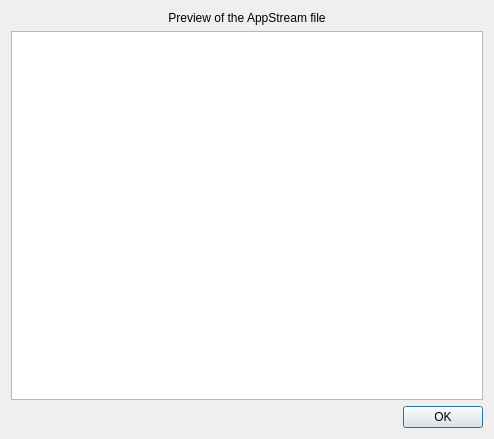
Before: the Qt Designer form jdAppStreamEdit/ui/ViewXMLWindow.ui in JakobDev/jdAppStreamEdit, drawn with Qt 5.
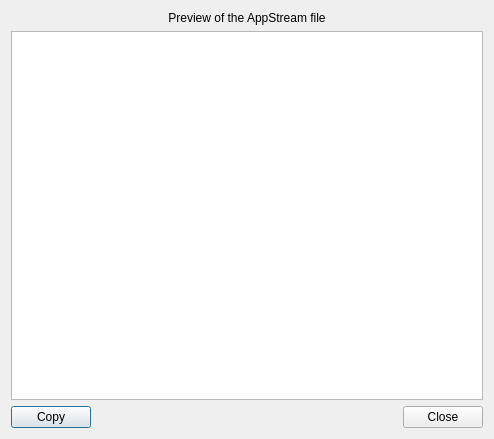
After: the same form once the commit is applied.

What changed in the file:
```diff
--- a/jdAppStreamEdit/ui/ViewXMLWindow.ui
+++ b/jdAppStreamEdit/ui/ViewXMLWindow.ui
@@ -38,14 +38,35 @@
     </widget>
    </item>
    <item>
-    <widget class="QDialogButtonBox" name="buttonBox">
-     <property name="orientation">
-      <enum>Qt::Horizontal</enum>
-     </property>
-     <property name="standardButtons">
-      <set>QDialogButtonBox::Ok</set>
-     </property>
-    </widget>
+    <layout class="QHBoxLayout" name="horizontalLayout">
+     <item>
+      <widget class="QPushButton" name="copy_button">
+       <property name="text">
+        <string>Copy</string>
+       </property>
+      </widget>
+     </item>
+     <item>
+      <spacer name="horizontalSpacer">
+       <property name="orientation">
+        <enum>Qt::Horizontal</enum>
+       </property>
+       <property name="sizeHint" stdset="0">
+        <size>
+         <width>40</width>
+         <height>20</height>
+        </size>
+       </property>
+      </spacer>
+     </item>
+     <item>
+      <widget class="QPushButton" name="close_button">
+       <property name="text">
+        <string>Close</string>
+       </property>
+      </widget>
+     </item>
+    </layout>
    </item>
   </layout>
  </widget>
```
Left out of the diff: 35 changed lines with no effect on the pictures.
